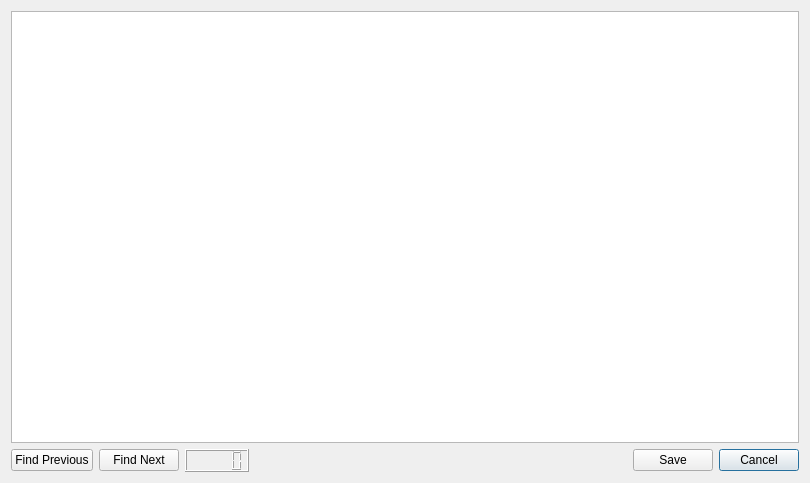
JamesG-Walsh/Peachy-Galaxy, file AcuitySTAR/src/gui/ErrorEditDialog.ui: the form before one commit.
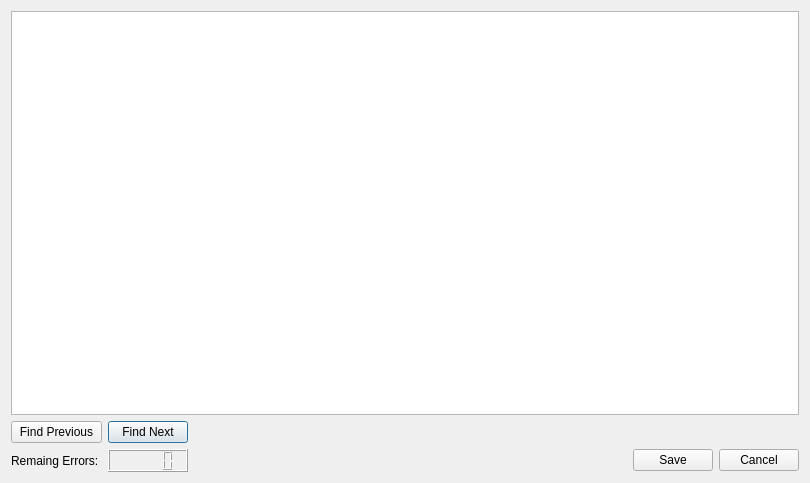
The form after the commit. Icons and pictures are not drawn.

Commit message: MR9 complete

Diff of the .ui file:
```diff
--- a/AcuitySTAR/src/gui/ErrorEditDialog.ui
+++ b/AcuitySTAR/src/gui/ErrorEditDialog.ui
@@ -18,13 +18,6 @@
     <normaloff>:/icon32.ico</normaloff>:/icon32.ico</iconset>
   </property>
   <layout class="QGridLayout" name="gridLayout">
-   <item row="2" column="5">
-    <widget class="QPushButton" name="cancel">
-     <property name="text">
-      <string>Cancel</string>
-     </property>
-    </widget>
-   </item>
    <item row="0" column="0" colspan="6">
     <widget class="QTableWidget" name="tableWidget"/>
    </item>
@@ -42,20 +35,21 @@
      </property>
     </widget>
    </item>
-   <item row="2" column="3">
-    <spacer name="horizontalSpacer">
-     <property name="orientation">
-      <enum>Qt::Horizontal</enum>
+   <item row="3" column="0">
+    <widget class="QLabel" name="label">
+     <property name="text">
+      <string>Remaing Errors: </string>
      </property>
-     <property name="sizeHint" stdset="0">
-      <size>
-       <width>40</width>
-       <height>20</height>
-      </size>
+    </widget>
+   </item>
+   <item row="3" column="1">
+    <widget class="QLCDNumber" name="numErrorsRemaining">
+     <property name="toolTip">
+      <string>&lt;html&gt;&lt;head/&gt;&lt;body&gt;&lt;p&gt;Number of Remaining Errors&lt;/p&gt;&lt;/body&gt;&lt;/html&gt;</string>
      </property>
-    </spacer>
+    </widget>
    </item>
-   <item row="2" column="4">
+   <item row="3" column="4">
     <widget class="QPushButton" name="save">
      <property name="maximumSize">
       <size>
@@ -68,13 +62,39 @@
      </property>
     </widget>
    </item>
-   <item row="2" column="2">
-    <widget class="QLCDNumber" name="numErrorsRemaining">
-     <property name="toolTip">
-      <string>&lt;html&gt;&lt;head/&gt;&lt;body&gt;&lt;p&gt;Number of Remaining Errors&lt;/p&gt;&lt;/body&gt;&lt;/html&gt;</string>
+   <item row="3" column="5">
+    <widget class="QPushButton" name="cancel">
+     <property name="text">
+      <string>Cancel</string>
      </property>
     </widget>
    </item>
+   <item row="2" column="2" colspan="4">
+    <spacer name="horizontalSpacer">
+     <property name="orientation">
+      <enum>Qt::Horizontal</enum>
+     </property>
+     <property name="sizeHint" stdset="0">
+      <size>
+       <width>40</width>
+       <height>20</height>
+      </size>
+     </property>
+    </spacer>
+   </item>
+   <item row="3" column="3">
+    <spacer name="horizontalSpacer_2">
+     <property name="orientation">
+      <enum>Qt::Horizontal</enum>
+     </property>
+     <property name="sizeHint" stdset="0">
+      <size>
+       <width>40</width>
+       <height>20</height>
+      </size>
+     </property>
+    </spacer>
+   </item>
   </layout>
  </widget>
  <resources>
```
The commit also changes 1 other file.
